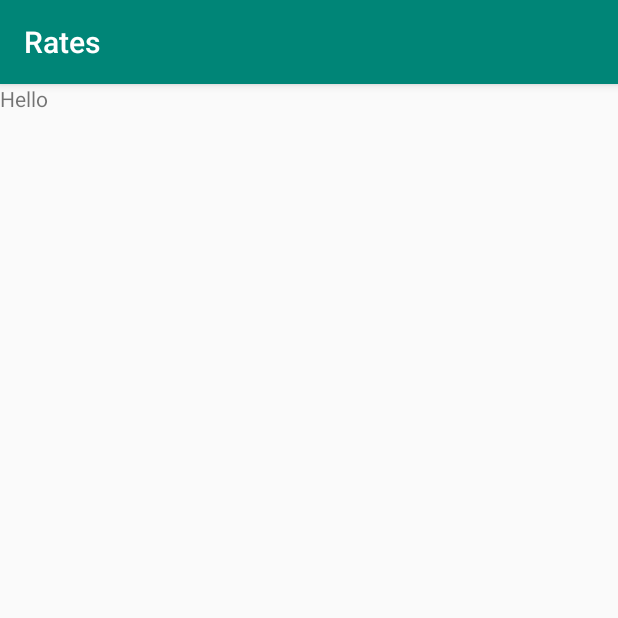
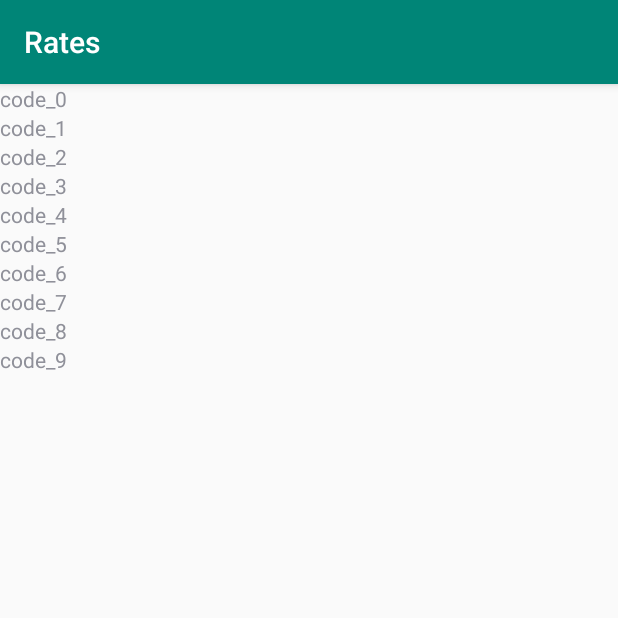
Before and after one commit to bubinimara/Rates, an Android app: the screen it shows after launch (MainActivity), on a phone screen of 412 x 824 dp, the top half of it. Run offline under Robolectric (Android 15) with nearby library versions, the phone set to English and light mode, and no system bars; our stand-ins replace ButterKnife.

```diff
--- a/app/build.gradle
+++ b/app/build.gradle
@@ -16,6 +16,10 @@ android {
             proguardFiles getDefaultProguardFile('proguard-android-optimize.txt'), 'proguard-rules.pro'
         }
     }
+    compileOptions {
+        sourceCompatibility = 1.8
+        targetCompatibility = 1.8
+    }
 }
 
 dependencies {
@@ -27,4 +31,7 @@ dependencies {
     testImplementation 'junit:junit:4.12'
     androidTestImplementation 'androidx.test:runner:1.1.1'
     androidTestImplementation 'androidx.test.espresso:espresso-core:3.1.1'
+    implementation 'androidx.recyclerview:recyclerview:1.1.0-beta04'
+    implementation 'com.jakewharton:butterknife:10.2.0'
+    annotationProcessor 'com.jakewharton:butterknife-compiler:10.2.0'
 }
--- /dev/null
+++ b/app/src/main/java/com/github/bubinimara/rates/app/RatesAdapter.java
@@ -0,0 +1,71 @@
+package com.github.bubinimara.rates.app;
+
+import android.content.Context;
+import android.view.LayoutInflater;
+import android.view.View;
+import android.view.ViewGroup;
+import android.widget.TextView;
+
+import androidx.annotation.NonNull;
+import androidx.recyclerview.widget.RecyclerView;
+
+import com.github.bubinimara.rates.R;
+
+import java.util.ArrayList;
+import java.util.List;
+
+import butterknife.BindView;
+import butterknife.ButterKnife;
+
+/**
+ * Created by davide.
+ */
+public class RatesAdapter extends RecyclerView.Adapter<RatesAdapter.Holder> {
+
+    private LayoutInflater layoutInflater;
+    private final @NonNull  List<RateModel> rates;
+
+    public RatesAdapter(@NonNull Context context) {
+        layoutInflater = LayoutInflater.from(context);
+        rates = new ArrayList<>();
+    }
+
+    @NonNull
+    @Override
+    public Holder onCreateViewHolder(@NonNull ViewGroup parent, int viewType) {
+        View view = layoutInflater.inflate(R.layout.rates_list_item, parent, false);
+        return new Holder(view);
+    }
+
+    @Override
+    public void onBindViewHolder(@NonNull Holder holder, int position) {
+        holder.set(getItem(position));
+    }
+
+    protected RateModel getItem(int position){
+        return rates.get(position);
+    }
+    @Override
+    public int getItemCount() {
+        return rates.size();
+    }
+
+    public void updateRates(@NonNull List<RateModel> rateModels) {
+        rates.clear();
+        rates.addAll(rateModels);
+    }
+
+    public static class Holder extends RecyclerView.ViewHolder {
+        @BindView(R.id.tv_code)
+        TextView code;
+
+        public Holder(@NonNull View itemView) {
+            super(itemView);
+            ButterKnife.bind(this,itemView);
+        }
+
+        void set(RateModel rate){
+            code.setText(rate.getCode());
+        }
+    }
+}
--- a/app/src/main/java/com/github/bubinimara/rates/app/RatesFragment.java
+++ b/app/src/main/java/com/github/bubinimara/rates/app/RatesFragment.java
@@ -7,6 +7,8 @@ import android.os.Bundle;
 import androidx.annotation.NonNull;
 import androidx.annotation.Nullable;
 import androidx.fragment.app.Fragment;
+import androidx.recyclerview.widget.LinearLayoutManager;
+import androidx.recyclerview.widget.RecyclerView;
 
 import android.view.LayoutInflater;
 import android.view.View;
@@ -14,12 +16,28 @@ import android.view.ViewGroup;
 
 import com.github.bubinimara.rates.R;
 
+import java.util.List;
+
+import butterknife.BindView;
+import butterknife.ButterKnife;
+
 public class RatesFragment extends Fragment {
 
     private RatesViewModel mViewModel;
 
+    @BindView(R.id.recyclerView)
+    RecyclerView recyclerView;
+
+    RatesAdapter adapter;
+
     public static RatesFragment newInstance() {
         return new RatesFragment();
+    }
+
+    @Override
+    public void onCreate(@Nullable Bundle savedInstanceState) {
+        super.onCreate(savedInstanceState);
+        adapter = new RatesAdapter(getContext().getApplicationContext());
     }
 
     @Override
@@ -32,7 +50,20 @@ public class RatesFragment extends Fragment {
     public void onActivityCreated(@Nullable Bundle savedInstanceState) {
         super.onActivityCreated(savedInstanceState);
         mViewModel = ViewModelProviders.of(this).get(RatesViewModel.class);
-        // TODO: Use the ViewModel
+        mViewModel.getRatesLiveData().observe(this,this::onDataChanged);
+    }
+
+    @Override
+    public void onViewCreated(@NonNull View view, @Nullable Bundle savedInstanceState) {
+        super.onViewCreated(view, savedInstanceState);
+        ButterKnife.bind(this,view);
+        recyclerView.setLayoutManager(new LinearLayoutManager(getContext()));
+        recyclerView.setAdapter(adapter);
+
+    }
+
+    private void onDataChanged(List<RateModel> rateModels) {
+        adapter.updateRates(rateModels);
     }
 
 }
--- a/app/src/main/res/layout/rates_fragment.xml
+++ b/app/src/main/res/layout/rates_fragment.xml
@@ -5,9 +5,11 @@
     android:layout_height="match_parent"
     tools:context=".app.RatesFragment">
 
-    <TextView
+    <androidx.recyclerview.widget.RecyclerView
+        android:id="@+id/recyclerView"
         android:layout_width="match_parent"
         android:layout_height="match_parent"
-        android:text="Hello" />
+
+    />
 
 </FrameLayout>
--- /dev/null
+++ b/app/src/main/res/layout/rates_list_item.xml
@@ -0,0 +1,10 @@
+<?xml version="1.0" encoding="utf-8"?>
+<LinearLayout xmlns:android="http://schemas.android.com/apk/res/android"
+    android:orientation="vertical" android:layout_width="match_parent"
+    android:layout_height="wrap_content">
+
+    <TextView
+        android:id="@+id/tv_code"
+        android:layout_width="match_parent"
+        android:layout_height="wrap_content"/>
+</LinearLayout>
```
